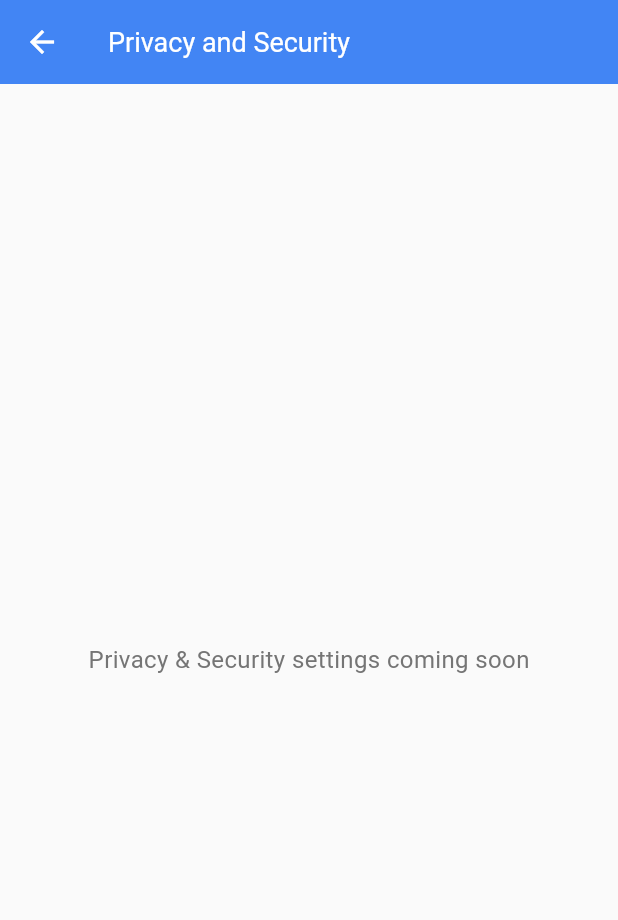
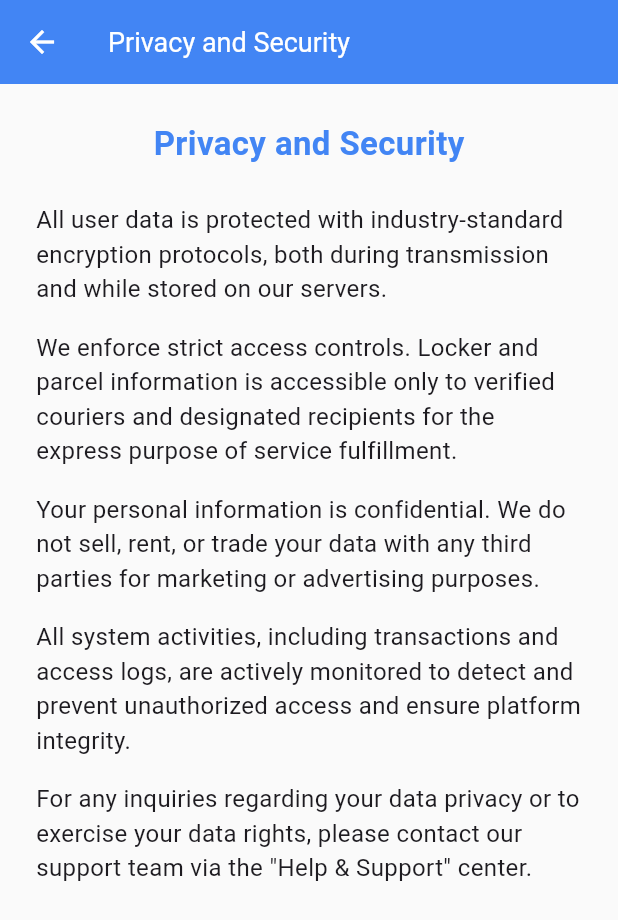
Before and after one commit to MicaellaSalili/smartlocker, a Flutter app: the PrivacySecurityScreen screen opened directly, on a phone screen of 412 x 824 dp. Shown: the top 920 px of the screen. Run offline on Flutter 3.47's test engine with Material 3 defaults, Android fonts, the phone set to English and light mode, and no system bars; our stand-ins replace camera, image_picker; missing offline and left inert: mobile_scanner.

Commit message:
Update: Settings content

```diff
--- a/frontend/lib/screens/settings/privacy_security_screen.dart
+++ b/frontend/lib/screens/settings/privacy_security_screen.dart
@@ -19,15 +19,48 @@ class PrivacySecurityScreen extends StatelessWidget {
           style: TextStyle(color: Colors.white, fontSize: 18),
         ),
       ),
-      body: Center(
+      body: SingleChildScrollView(
         child: Padding(
           padding: const EdgeInsets.all(24.0),
-          child: Text(
-            'Privacy & Security settings coming soon',
-            style: TextStyle(
-              fontSize: 16,
-              color: Colors.grey[600],
-            ),
+          child: Column(
+            crossAxisAlignment: CrossAxisAlignment.start,
+            children: [
+              const Center(
+                child: Text(
+                  'Privacy and Security',
+                  style: TextStyle(
+                    fontSize: 22,
+                    fontWeight: FontWeight.bold,
+                    color: Color(0xFF4285F4),
+                  ),
+                ),
+              ),
+              const SizedBox(height: 24),
+              const Text(
+                'All user data is protected with industry-standard encryption protocols, both during transmission and while stored on our servers.',
+                style: TextStyle(fontSize: 16),
+              ),
+              const SizedBox(height: 16),
+              const Text(
+                'We enforce strict access controls. Locker and parcel information is accessible only to verified couriers and designated recipients for the express purpose of service fulfillment.',
+                style: TextStyle(fontSize: 16),
+              ),
+              const SizedBox(height: 16),
+              const Text(
+                'Your personal information is confidential. We do not sell, rent, or trade your data with any third parties for marketing or advertising purposes.',
+                style: TextStyle(fontSize: 16),
+              ),
+              const SizedBox(height: 16),
+              const Text(
+                'All system activities, including transactions and access logs, are actively monitored to detect and prevent unauthorized access and ensure platform integrity.',
+                style: TextStyle(fontSize: 16),
+              ),
+              const SizedBox(height: 16),
+              const Text(
+                'For any inquiries regarding your data privacy or to exercise your data rights, please contact our support team via the "Help & Support" center.',
+                style: TextStyle(fontSize: 16),
+              ),
+            ],
           ),
         ),
       ),
```
